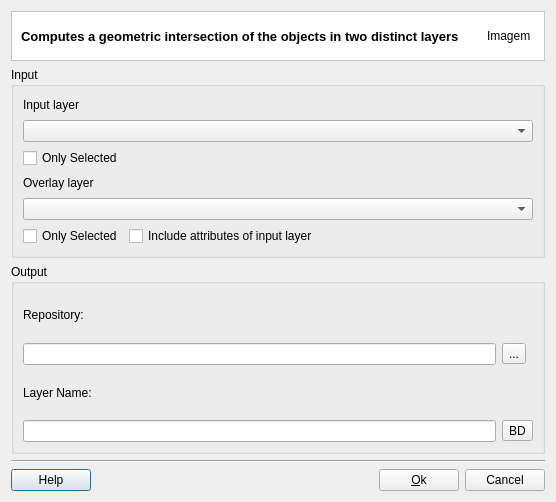
Qt form src/terralib/vp/qt/ui/IntersectionDialogForm.ui (claudiobogossian/terralib5) before a commit.
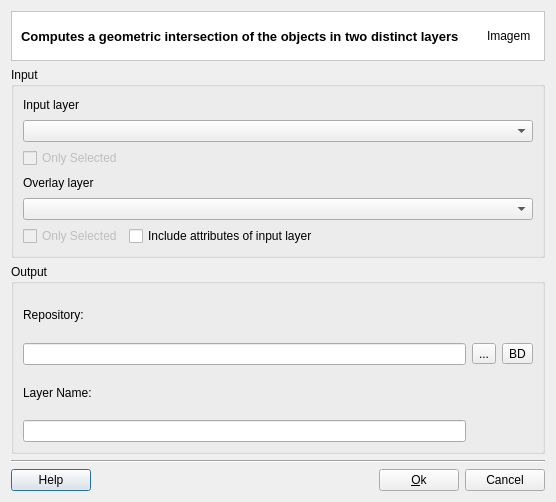
The same form after that commit. Custom widgets are drawn as their Qt base class.

What changed in the file:
```diff
--- a/src/terralib/vp/qt/ui/IntersectionDialogForm.ui
+++ b/src/terralib/vp/qt/ui/IntersectionDialogForm.ui
@@ -96,7 +96,7 @@
           <item row="2" column="0">
            <widget class="QCheckBox" name="m_firstCheckBox">
             <property name="enabled">
-             <bool>true</bool>
+             <bool>false</bool>
             </property>
             <property name="text">
              <string>Only Selected</string>
@@ -129,7 +129,7 @@
             <item row="0" column="0">
              <widget class="QCheckBox" name="m_secondCheckBox">
               <property name="enabled">
-               <bool>true</bool>
+               <bool>false</bool>
               </property>
               <property name="text">
                <string>Only Selected</string>
@@ -208,7 +208,7 @@
         <item row="3" column="0">
          <widget class="QLineEdit" name="m_newLayerNameLineEdit"/>
         </item>
-        <item row="3" column="1">
+        <item row="1" column="2">
          <widget class="QToolButton" name="m_targetDatasourceToolButton">
           <property name="minimumSize">
            <size>
```
Left out of the diff: 14 changed lines with no effect on the pictures.
